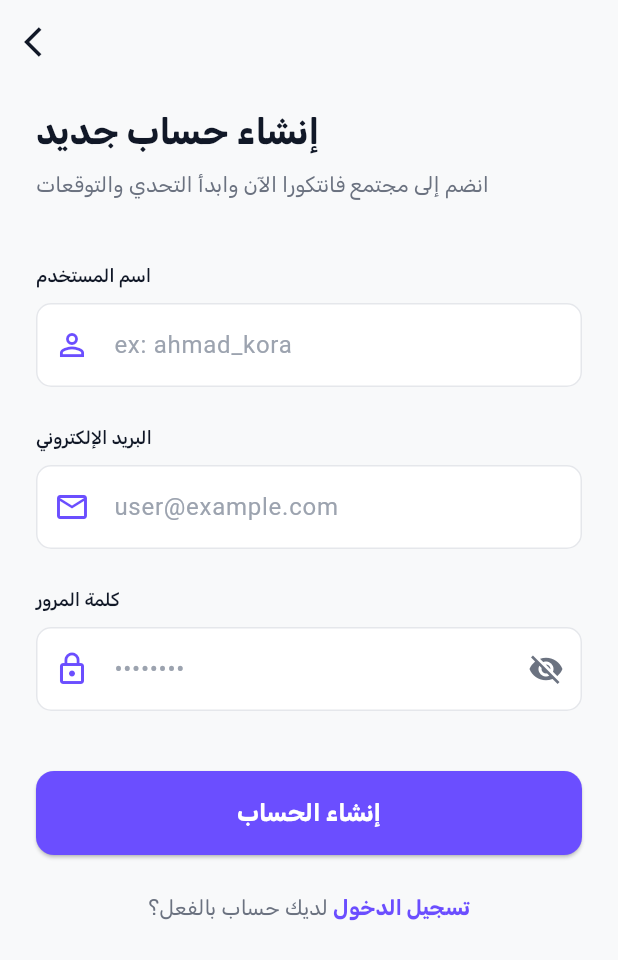
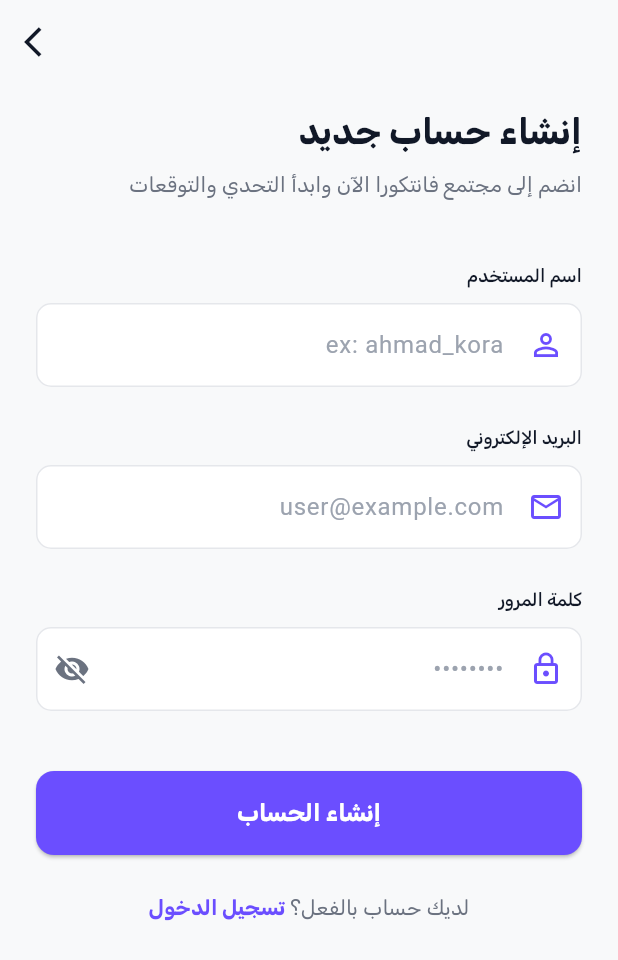
Before and after one commit to Muhammadhassan98/kora-app-, a Flutter app: the screen it shows after launch, after a tap on "تسجيل الدخول", after a tap on "إنشاء حساب جديد", on a phone screen of 412 x 824 dp. Shown: the top 960 px of the screen. Run offline on Flutter 3.47's test engine with Material 3 defaults, Android fonts, the light colour scheme and no system bars; our stand-ins replace dartz, dio, equatable, flutter_bloc, get_it, go_router and 3 more; accounts and stored records are empty; network calls fail.

Commit message:
style: wrap login, register, and otp verification screen layouts in Directionality.rtl to enforce proper right-to-left layout and right alignment in Arabic

```diff
--- a/mobile/lib/features/auth/presentation/pages/login_page.dart
+++ b/mobile/lib/features/auth/presentation/pages/login_page.dart
@@ -73,7 +73,9 @@ class _LoginPageState extends State<LoginPage> {
         builder: (context, state) {
           return Scaffold(
             backgroundColor: isDark ? AppColors.bgDark : AppColors.bgLight,
-            body: Stack(
+            body: Directionality(
+              textDirection: TextDirection.rtl,
+              child: Stack(
               children: [
                 // Background Gradient
                 Positioned.fill(
@@ -289,7 +291,8 @@ class _LoginPageState extends State<LoginPage> {
                 ),
               ],
             ),
-          );
+          ),
+        );
         },
       ),
     );
--- a/mobile/lib/features/auth/presentation/pages/otp_page.dart
+++ b/mobile/lib/features/auth/presentation/pages/otp_page.dart
@@ -86,7 +86,9 @@ class _OtpPageState extends State<OtpPage> {
               ),
             ),
             body: SafeArea(
-              child: SingleChildScrollView(
+              child: Directionality(
+                textDirection: TextDirection.rtl,
+                child: SingleChildScrollView(
                 padding: const EdgeInsets.symmetric(horizontal: 24.0, vertical: 32.0),
                 child: Form(
                   key: _formKey,
@@ -214,7 +216,7 @@ class _OtpPageState extends State<OtpPage> {
                   ),
                 ),
               ),
-            ),
+            ),),
           );
         },
       ),
--- a/mobile/lib/features/auth/presentation/pages/register_page.dart
+++ b/mobile/lib/features/auth/presentation/pages/register_page.dart
@@ -99,7 +99,9 @@ class _RegisterPageState extends State<RegisterPage> {
               ),
             ),
             body: SafeArea(
-              child: SingleChildScrollView(
+              child: Directionality(
+                textDirection: TextDirection.rtl,
+                child: SingleChildScrollView(
                 padding: const EdgeInsets.symmetric(horizontal: 24.0, vertical: 16.0),
                 child: Form(
                   key: _formKey,
@@ -320,7 +322,7 @@ class _RegisterPageState extends State<RegisterPage> {
                   ),
                 ),
               ),
-            ),
+            ),),
           );
         },
       ),
```
